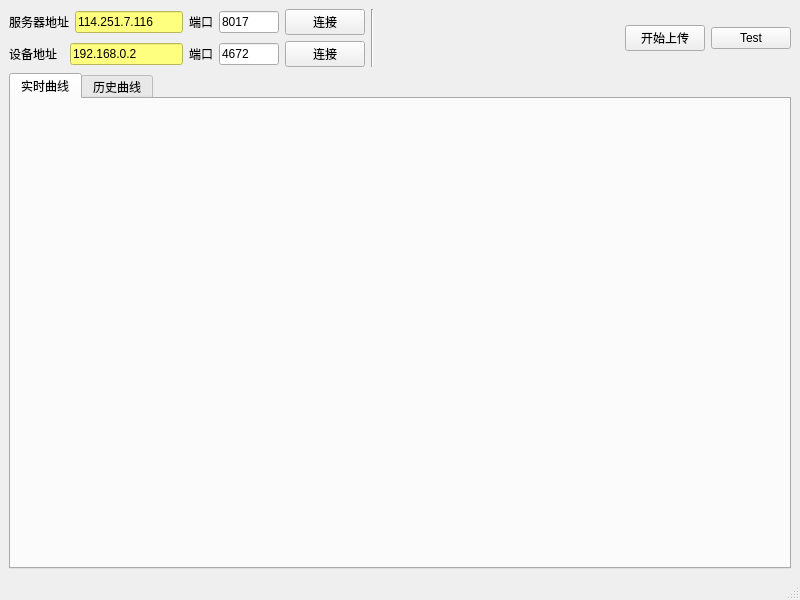
The window that mainwindow.ui (walkblank/uploaderAQI) describes before a commit, drawn with Qt 5.
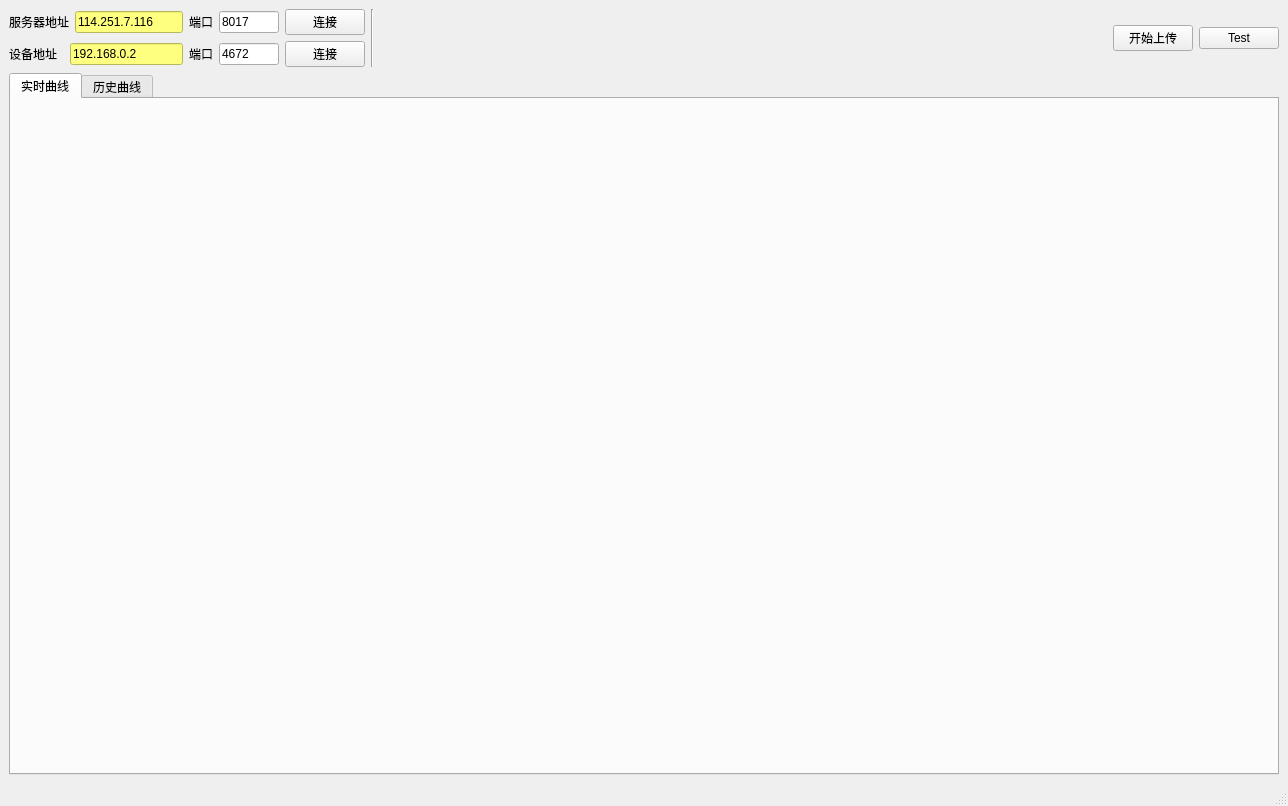
The same window after the commit.

The edit to the form file:
```diff
--- a/mainwindow.ui
+++ b/mainwindow.ui
@@ -6,8 +6,8 @@
    <rect>
     <x>0</x>
     <y>0</y>
-    <width>800</width>
-    <height>600</height>
+    <width>1288</width>
+    <height>806</height>
    </rect>
   </property>
   <property name="windowTitle">
```
